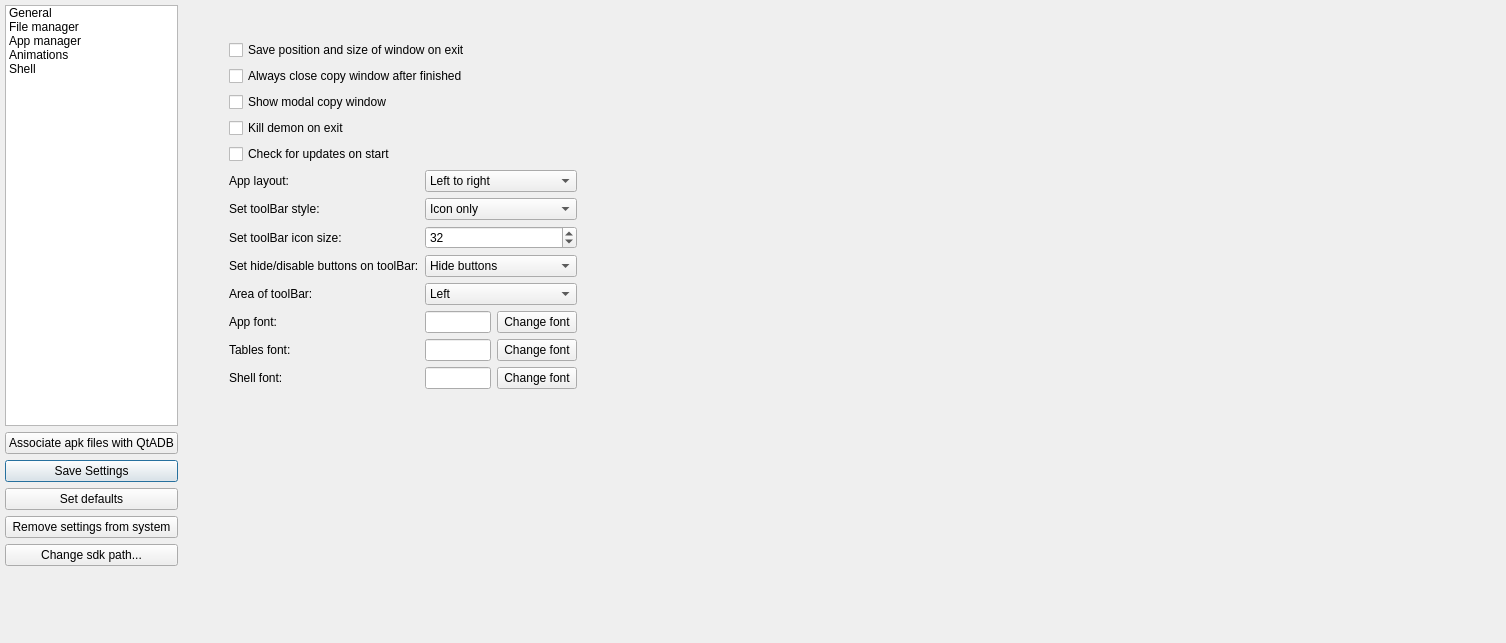
Before: the Qt Designer form widgets/settingswidget.ui in sundyCoder/AndroidAdb, drawn with Qt 5.
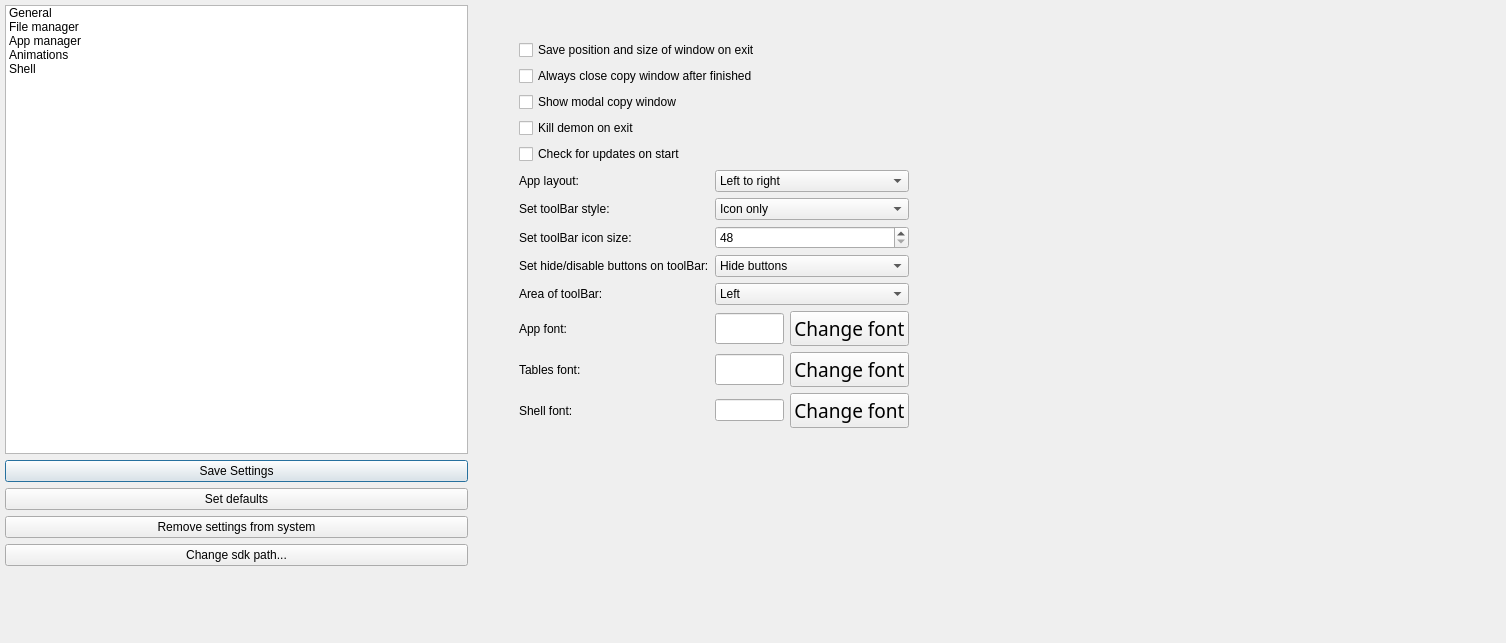
After: the same form once the commit is applied. The open tabs and pages were chosen to show the change.

```diff
--- a/widgets/settingswidget.ui
+++ b/widgets/settingswidget.ui
@@ -22,153 +22,15 @@
      <height>571</height>
     </rect>
    </property>
-   <layout class="QGridLayout" name="gridLayout_7" columnstretch="0,1,10,0">
-    <item row="0" column="2">
-     <spacer name="verticalSpacer_37">
-      <property name="orientation">
-       <enum>Qt::Vertical</enum>
-      </property>
-      <property name="sizeType">
-       <enum>QSizePolicy::Fixed</enum>
-      </property>
-      <property name="sizeHint" stdset="0">
-       <size>
-        <width>20</width>
-        <height>5</height>
-       </size>
-      </property>
-     </spacer>
-    </item>
-    <item row="7" column="1">
-     <spacer name="verticalSpacer_38">
-      <property name="orientation">
-       <enum>Qt::Vertical</enum>
-      </property>
-      <property name="sizeType">
-       <enum>QSizePolicy::Fixed</enum>
-      </property>
-      <property name="sizeHint" stdset="0">
-       <size>
-        <width>20</width>
-        <height>5</height>
-       </size>
-      </property>
-     </spacer>
-    </item>
-    <item row="1" column="3">
-     <spacer name="verticalSpacer_39">
-      <property name="orientation">
-       <enum>Qt::Horizontal</enum>
-      </property>
-      <property name="sizeType">
-       <enum>QSizePolicy::Fixed</enum>
-      </property>
-      <property name="sizeHint" stdset="0">
-       <size>
-        <width>5</width>
-        <height>20</height>
-       </size>
-      </property>
-     </spacer>
-    </item>
-    <item row="1" column="0">
-     <spacer name="verticalSpacer_40">
-      <property name="orientation">
-       <enum>Qt::Horizontal</enum>
-      </property>
-      <property name="sizeType">
-       <enum>QSizePolicy::Fixed</enum>
-      </property>
-      <property name="sizeHint" stdset="0">
-       <size>
-        <width>5</width>
-        <height>20</height>
-       </size>
-      </property>
-     </spacer>
-    </item>
-    <item row="1" column="1">
-     <widget class="QListWidget" name="listWidget">
-      <property name="editTriggers">
-       <set>QAbstractItemView::NoEditTriggers</set>
-      </property>
-      <item>
-       <property name="text">
-        <string>General</string>
-       </property>
-      </item>
-      <item>
-       <property name="text">
-        <string>File manager</string>
-       </property>
-      </item>
-      <item>
-       <property name="text">
-        <string>App manager</string>
-       </property>
-      </item>
-      <item>
-       <property name="text">
-        <string>Animations</string>
-       </property>
-      </item>
-      <item>
-       <property name="text">
-        <string>Shell</string>
-       </property>
-      </item>
-     </widget>
-    </item>
+   <layout class="QGridLayout" name="gridLayout_7" columnstretch="0,0,0,0">
     <item row="5" column="1">
-     <widget class="QPushButton" name="buttonRemoveSettings">
+     <widget class="QPushButton" name="pushButtonChangeSDKPath">
       <property name="text">
-       <string>Remove settings from system</string>
+       <string>Change sdk path...</string>
       </property>
      </widget>
     </item>
-    <item row="4" column="1">
-     <widget class="QPushButton" name="buttonDefaults">
-      <property name="minimumSize">
-       <size>
-        <width>100</width>
-        <height>0</height>
-       </size>
-      </property>
-      <property name="text">
-       <string>Set defaults</string>
-      </property>
-     </widget>
-    </item>
-    <item row="3" column="1">
-     <widget class="QPushButton" name="buttonSaveSettings">
-      <property name="minimumSize">
-       <size>
-        <width>100</width>
-        <height>0</height>
-       </size>
-      </property>
-      <property name="text">
-       <string>Save Settings</string>
-      </property>
-      <property name="autoDefault">
-       <bool>false</bool>
-      </property>
-      <property name="default">
-       <bool>true</bool>
-      </property>
-     </widget>
-    </item>
-    <item row="2" column="1">
-     <widget class="QPushButton" name="buttonAssociate">
-      <property name="enabled">
-       <bool>true</bool>
-      </property>
-      <property name="text">
-       <string>Associate apk files with QtADB</string>
-      </property>
-     </widget>
-    </item>
-    <item row="1" column="2" rowspan="5">
+    <item row="1" column="2" rowspan="4">
      <widget class="QStackedWidget" name="stackedSettings">
       <property name="currentIndex">
        <number>0</number>
@@ -179,7 +41,7 @@
          <rect>
           <x>40</x>
           <y>30</y>
-          <width>358</width>
+          <width>400</width>
           <height>481</height>
          </rect>
         </property>
@@ -226,6 +88,11 @@
              <verstretch>0</verstretch>
             </sizepolicy>
            </property>
+           <property name="font">
+            <font>
+             <pointsize>14</pointsize>
+            </font>
+           </property>
            <property name="readOnly">
             <bool>true</bool>
            </property>
@@ -239,6 +106,12 @@
              <verstretch>0</verstretch>
             </sizepolicy>
            </property>
+           <property name="font">
+            <font>
+             <family>仿宋</family>
+             <pointsize>14</pointsize>
+            </font>
+           </property>
            <property name="text">
             <string>Change font</string>
            </property>
@@ -265,6 +138,11 @@
              <verstretch>0</verstretch>
             </sizepolicy>
            </property>
+           <property name="font">
+            <font>
+             <pointsize>14</pointsize>
+            </font>
+           </property>
            <property name="readOnly">
             <bool>true</bool>
            </property>
@@ -278,6 +156,12 @@
              <verstretch>0</verstretch>
             </sizepolicy>
            </property>
+           <property name="font">
+            <font>
+             <family>仿宋</family>
+             <pointsize>14</pointsize>
+            </font>
+           </property>
            <property name="text">
             <string>Change font</string>
            </property>
@@ -311,6 +195,12 @@
              <verstretch>0</verstretch>
             </sizepolicy>
            </property>
+           <property name="font">
+            <font>
+             <family>仿宋</family>
+             <pointsize>14</pointsize>
+            </font>
+           </property>
            <property name="text">
             <string>Change font</string>
            </property>
@@ -466,13 +356,13 @@
          <item row="9" column="2" colspan="3">
           <widget class="QSpinBox" name="spinToolBarIconSize">
            <property name="minimum">
-            <number>20</number>
+            <number>48</number>
            </property>
            <property name="maximum">
-            <number>50</number>
+            <number>64</number>
            </property>
            <property name="value">
-            <number>32</number>
+            <number>48</number>
            </property>
           </widget>
          </item>
@@ -1678,9 +1568,137 @@
      </widget>
     </item>
     <item row="6" column="1">
-     <widget class="QPushButton" name="pushButtonChangeSDKPath">
+     <spacer name="verticalSpacer_38">
+      <property name="orientation">
+       <enum>Qt::Vertical</enum>
+      </property>
+      <property name="sizeType">
+       <enum>QSizePolicy::Fixed</enum>
+      </property>
+      <property name="sizeHint" stdset="0">
+       <size>
+        <width>20</width>
+        <height>5</height>
+       </size>
+      </property>
+     </spacer>
+    </item>
+    <item row="0" column="2">
+     <spacer name="verticalSpacer_37">
+      <property name="orientation">
+       <enum>Qt::Vertical</enum>
+      </property>
+      <property name="sizeType">
+       <enum>QSizePolicy::Fixed</enum>
+      </property>
+      <property name="sizeHint" stdset="0">
+       <size>
+        <width>20</width>
+        <height>5</height>
+       </size>
+      </property>
+     </spacer>
+    </item>
+    <item row="1" column="1">
+     <widget class="QListWidget" name="listWidget">
+      <property name="editTriggers">
+       <set>QAbstractItemView::NoEditTriggers</set>
+      </property>
+      <item>
+       <property name="text">
+        <string>General</string>
+       </property>
+      </item>
+      <item>
+       <property name="text">
+        <string>File manager</string>
+       </property>
+      </item>
+      <item>
+       <property name="text">
+        <string>App manager</string>
+       </property>
+      </item>
+      <item>
+       <property name="text">
+        <string>Animations</string>
+       </property>
+      </item>
+      <item>
+       <property name="text">
+        <string>Shell</string>
+       </property>
+      </item>
+     </widget>
+    </item>
+    <item row="1" column="3">
+     <spacer name="verticalSpacer_39">
+      <property name="orientation">
+       <enum>Qt::Horizontal</enum>
+      </property>
+      <property name="sizeType">
+       <enum>QSizePolicy::Fixed</enum>
+      </property>
+      <property name="sizeHint" stdset="0">
+       <size>
+        <width>5</width>
+        <height>20</height>
+       </size>
+      </property>
+     </spacer>
+    </item>
+    <item row="1" column="0">
+     <spacer name="verticalSpacer_40">
+      <property name="orientation">
+       <enum>Qt::Horizontal</enum>
+      </property>
+      <property name="sizeType">
+       <enum>QSizePolicy::Fixed</enum>
+      </property>
+      <property name="sizeHint" stdset="0">
+       <size>
+        <width>5</width>
+        <height>20</height>
+       </size>
+      </property>
+     </spacer>
+    </item>
+    <item row="4" column="1">
+     <widget class="QPushButton" name="buttonRemoveSettings">
       <property name="text">
-       <string>Change sdk path...</string>
+       <string>Remove settings from system</string>
+      </property>
+     </widget>
+    </item>
+    <item row="3" column="1">
+     <widget class="QPushButton" name="buttonDefaults">
+      <property name="minimumSize">
+       <size>
+        <width>100</width>
+        <height>0</height>
+       </size>
+      </property>
+      <property name="text">
+       <string>Set defaults</string>
+      </property>
+     </widget>
+    </item>
+    <item row="2" column="1">
+     <widget class="QPushButton" name="buttonSaveSettings">
+      <property name="minimumSize">
+       <size>
+        <width>100</width>
+        <height>0</height>
+       </size>
+      </property>
+      <property name="text">
+       <string>Save Settings</string>
+      </property>
+      <property name="autoDefault">
+       <bool>false</bool>
+      </property>
+      <property name="default">
+       <bool>true</bool>
       </property>
      </widget>
     </item>
```
Left out of the diff: 17 changed lines with no effect on the pictures.
